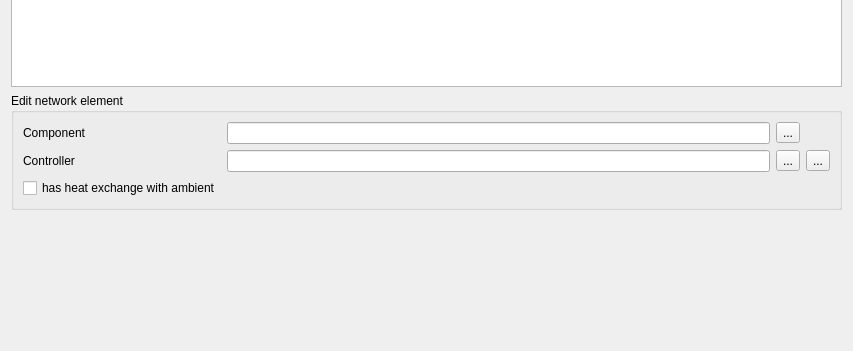
Qt form SIM-VICUS/src/SVDBSubNetworkEditWidget.ui (ghorwin/SIM-VICUS) before a commit; both pictures show x 0 to 853 and y 181 to 532 of the 853 by 532 pixel window.
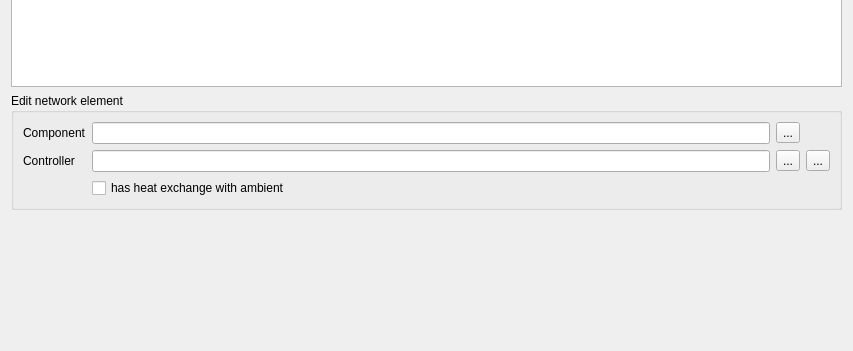
The same form after that commit. Icons and pictures are not drawn. Custom widgets are drawn as their Qt base class.

Patch:
```diff
--- a/SIM-VICUS/src/SVDBSubNetworkEditWidget.ui
+++ b/SIM-VICUS/src/SVDBSubNetworkEditWidget.ui
@@ -113,13 +113,6 @@
         </property>
        </widget>
       </item>
-      <item row="3" column="0">
-       <widget class="QCheckBox" name="checkBoxElementHasHeatExchange">
-        <property name="text">
-         <string>has heat exchange with ambient</string>
-        </property>
-       </widget>
-      </item>
       <item row="2" column="2">
        <widget class="QToolButton" name="toolButtonEditController">
         <property name="text">
@@ -135,16 +128,29 @@
        </widget>
       </item>
       <item row="2" column="1">
-       <widget class="QLineEdit" name="lineEditController"/>
+       <widget class="QLineEdit" name="lineEditController">
+        <property name="minimumSize">
+         <size>
+          <width>0</width>
+          <height>0</height>
+         </size>
+        </property>
+       </widget>
       </item>
       <item row="1" column="1">
        <widget class="QLineEdit" name="lineEditComponent">
         <property name="sizePolicy">
          <sizepolicy hsizetype="Expanding" vsizetype="Fixed">
-          <horstretch>250</horstretch>
+          <horstretch>0</horstretch>
           <verstretch>0</verstretch>
          </sizepolicy>
         </property>
+        <property name="minimumSize">
+         <size>
+          <width>0</width>
+          <height>0</height>
+         </size>
+        </property>
        </widget>
       </item>
       <item row="2" column="3">
@@ -158,6 +164,13 @@
         </property>
        </widget>
       </item>
+      <item row="3" column="1">
+       <widget class="QCheckBox" name="checkBoxElementHasHeatExchange">
+        <property name="text">
+         <string>has heat exchange with ambient</string>
+        </property>
+       </widget>
+      </item>
      </layout>
     </widget>
    </item>
```
Left out of the diff: 2 changed lines with no effect on the pictures.
